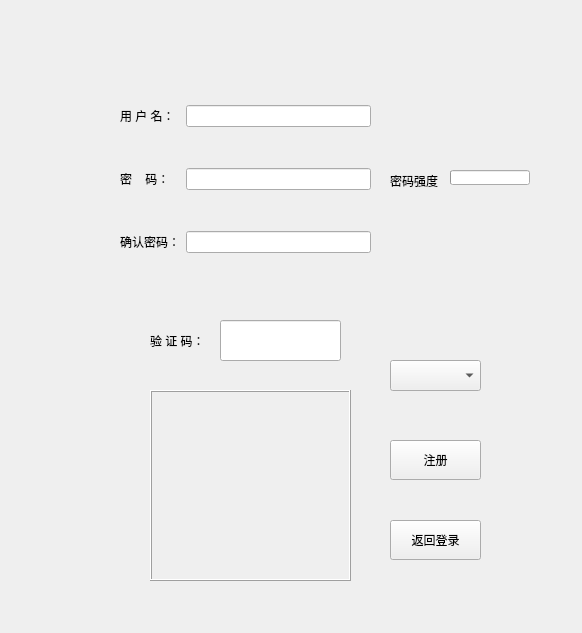
Before: the Qt Designer form signup.ui in Nahjs/Bejeweled, drawn with Qt 5.
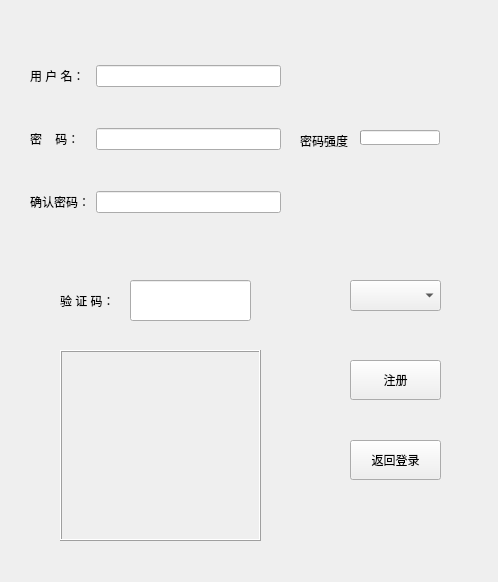
After: the same form once the commit is applied.

Commit message: 游戏界面微调

Diff of the .ui file:
```diff
--- a/signup.ui
+++ b/signup.ui
@@ -6,8 +6,8 @@
    <rect>
     <x>0</x>
     <y>0</y>
-    <width>582</width>
-    <height>633</height>
+    <width>498</width>
+    <height>582</height>
    </rect>
   </property>
   <property name="windowTitle">
@@ -16,8 +16,8 @@
   <widget class="QPushButton" name="pushButton_2">
    <property name="geometry">
     <rect>
-     <x>390</x>
-     <y>440</y>
+     <x>350</x>
+     <y>360</y>
      <width>91</width>
      <height>40</height>
     </rect>
@@ -29,8 +29,8 @@
   <widget class="QPushButton" name="btn_return">
    <property name="geometry">
     <rect>
-     <x>390</x>
-     <y>520</y>
+     <x>350</x>
+     <y>440</y>
      <width>91</width>
      <height>40</height>
     </rect>
@@ -42,8 +42,8 @@
   <widget class="QWidget" name="gridLayoutWidget">
    <property name="geometry">
     <rect>
-     <x>120</x>
-     <y>70</y>
+     <x>30</x>
+     <y>30</y>
      <width>251</width>
      <height>221</height>
     </rect>
@@ -92,8 +92,8 @@
   <widget class="QComboBox" name="verificationMethodBox">
    <property name="geometry">
     <rect>
-     <x>390</x>
-     <y>360</y>
+     <x>350</x>
+     <y>280</y>
      <width>91</width>
      <height>31</height>
     </rect>
@@ -102,8 +102,8 @@
   <widget class="QLabel" name="label_verification">
    <property name="geometry">
     <rect>
-     <x>150</x>
-     <y>320</y>
+     <x>60</x>
+     <y>280</y>
      <width>65</width>
      <height>41</height>
     </rect>
@@ -115,8 +115,8 @@
   <widget class="QLineEdit" name="lineEdit_verification">
    <property name="geometry">
     <rect>
-     <x>220</x>
-     <y>320</y>
+     <x>130</x>
+     <y>280</y>
      <width>121</width>
      <height>41</height>
     </rect>
@@ -125,8 +125,8 @@
   <widget class="QLabel" name="strengthLabel">
    <property name="geometry">
     <rect>
-     <x>390</x>
-     <y>160</y>
+     <x>300</x>
+     <y>120</y>
      <width>60</width>
      <height>41</height>
     </rect>
@@ -138,8 +138,8 @@
   <widget class="QProgressBar" name="strengthBar">
    <property name="geometry">
     <rect>
-     <x>450</x>
-     <y>170</y>
+     <x>360</x>
+     <y>130</y>
      <width>80</width>
      <height>15</height>
     </rect>
@@ -154,8 +154,8 @@
   <widget class="QFrame" name="verificationFrame">
    <property name="geometry">
     <rect>
-     <x>150</x>
-     <y>390</y>
+     <x>60</x>
+     <y>350</y>
      <width>201</width>
      <height>191</height>
     </rect>
```
The commit also changes 1 other file.
